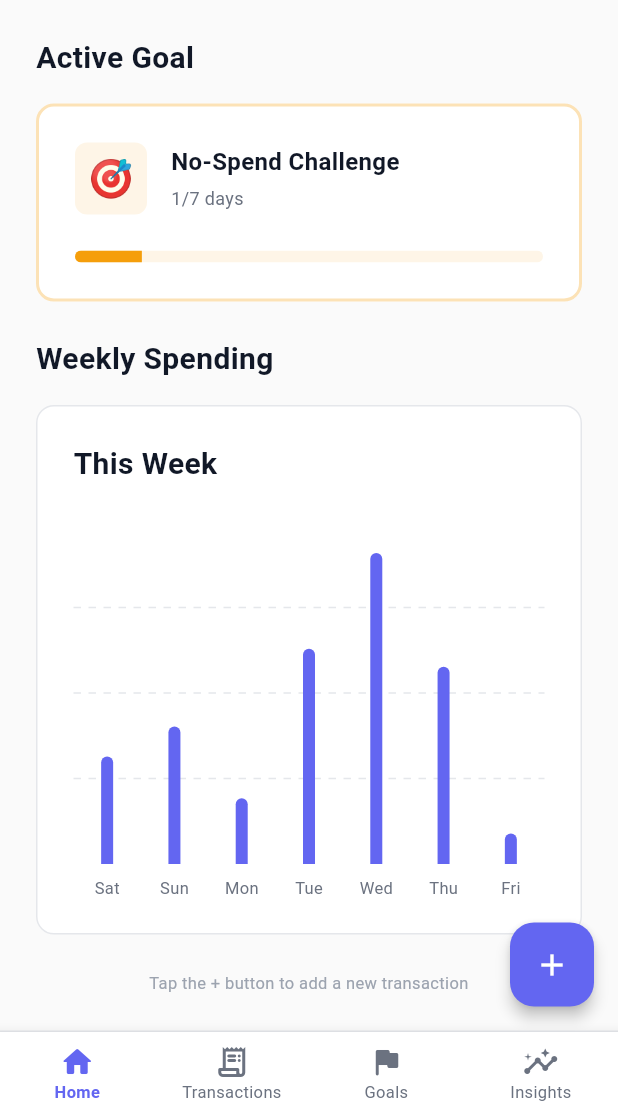
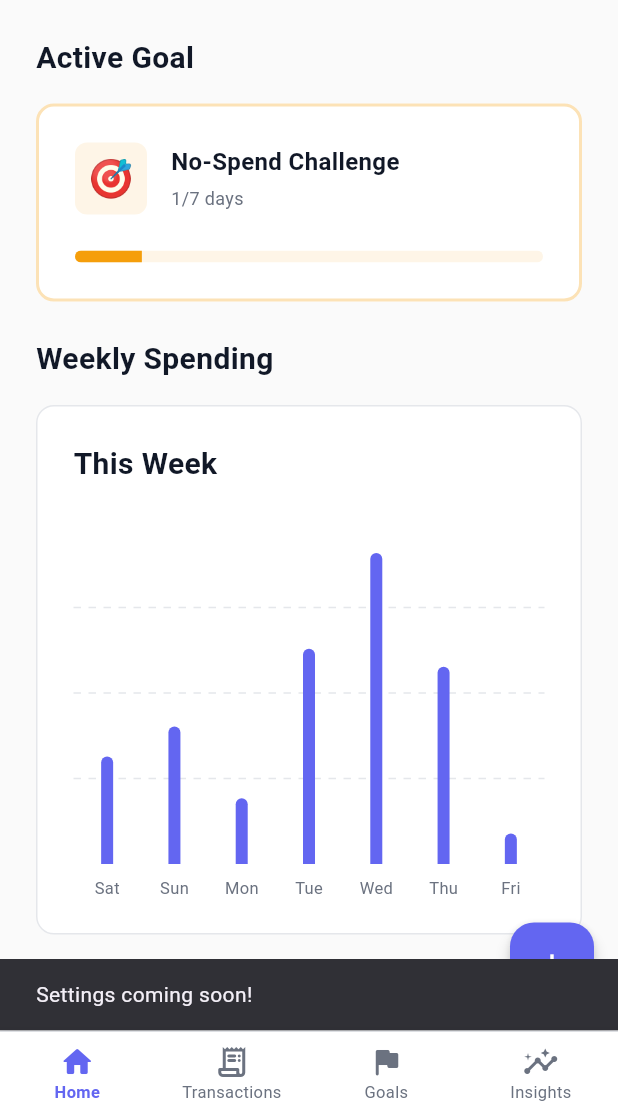
Before and after one commit to aarsh-hadap19/FlowFi, a Flutter app: the screen it shows after launch, scrolled down 346 dp, after a tap on the "settings" icon, on a phone screen of 412 x 824 dp, the part 120-1236 px from its top. Run offline on Flutter 3.47's test engine with Material 3 defaults, Android fonts, the phone set to English and light mode, and no system bars; drawn by our look-alikes of fl_chart; our stand-ins replace flutter_riverpod, hive, hive_flutter; accounts and stored records are empty.

Commit message:
Fix transaction and goal updates, add goal delete, change currency to rupee
- Updated providers to work reactively with transaction and goal streams
- Fixed stream implementations to emit initial values on load
- Added delete button to goal cards
- Changed transaction list to use real-time stream instead of cached data
- Switched currency symbol from $ to ₹ across all screens
- Fixed goals not showing on initial page load

```diff
--- a/lib/providers.dart
+++ b/lib/providers.dart
@@ -2,7 +2,7 @@ import 'package:flutter_riverpod/flutter_riverpod.dart';
 import 'package:flowfi/models/models.dart';
 import 'package:flowfi/services/services.dart';
 
-// Service providers
+// Service providers - cached as app-lifetime singletons
 final transactionServiceProvider = Provider((ref) {
   return TransactionService();
 });
@@ -39,62 +39,75 @@ final allGoalsProvider = StreamProvider((ref) {
 });
 
 final activeGoalsProvider = FutureProvider((ref) async {
+  final _ = ref.watch(allGoalsProvider);
   final goalService = ref.watch(goalServiceProvider);
   return goalService.getActiveGoals();
 });
 
 final primaryNoSpendGoalProvider = FutureProvider((ref) async {
+  final _ = ref.watch(allGoalsProvider);
   final goalService = ref.watch(goalServiceProvider);
   return goalService.getPrimaryNoSpendGoal();
 });
 
-// Analytics providers
+// Analytics providers - watch transaction stream to ensure reactivity
 final currentBalanceProvider = FutureProvider((ref) async {
+  // Watch allTransactionsProvider to trigger recalculation when transactions change
+  final _ = ref.watch(allTransactionsProvider);
   final analyticsService = ref.watch(analyticsServiceProvider);
   return analyticsService.calculateBalance();
 });
 
 final totalIncomeProvider = FutureProvider((ref) async {
+  final _ = ref.watch(allTransactionsProvider);
   final analyticsService = ref.watch(analyticsServiceProvider);
   return analyticsService.calculateTotalIncome();
 });
 
 final totalExpensesProvider = FutureProvider((ref) async {
+  final _ = ref.watch(allTransactionsProvider);
   final analyticsService = ref.watch(analyticsServiceProvider);
   return analyticsService.calculateTotalExpenses();
 });
 
 final highestSpendingCategoryProvider = FutureProvider((ref) async {
+  final _ = ref.watch(allTransactionsProvider);
   final analyticsService = ref.watch(analyticsServiceProvider);
   return analyticsService.getHighestSpendingCategory();
 });
 
 final spendingByCategoryProvider = FutureProvider((ref) async {
+  final _ = ref.watch(allTransactionsProvider);
   final analyticsService = ref.watch(analyticsServiceProvider);
   return analyticsService.getSpendingByCategory();
 });
 
 final weeklySpendingTrendProvider = FutureProvider((ref) async {
+  final _ = ref.watch(allTransactionsProvider);
   final analyticsService = ref.watch(analyticsServiceProvider);
   return analyticsService.getWeeklySpendingTrend();
 });
 
 final weekLabelsProvider = FutureProvider((ref) async {
+  final _ = ref.watch(allTransactionsProvider);
   final analyticsService = ref.watch(analyticsServiceProvider);
   return analyticsService.getWeekLabels();
 });
 
 final weeklyComparisonProvider = FutureProvider((ref) async {
+  final _ = ref.watch(allTransactionsProvider);
   final analyticsService = ref.watch(analyticsServiceProvider);
   return analyticsService.compareWeeklySpending();
 });
 
 final smartInsightProvider = FutureProvider((ref) async {
+  final _ = ref.watch(allTransactionsProvider);
   final analyticsService = ref.watch(analyticsServiceProvider);
   return analyticsService.getSmartInsight();
 });
 
 final savingProgressProvider = FutureProvider((ref) async {
+  final _ = ref.watch(allTransactionsProvider);
   final analyticsService = ref.watch(analyticsServiceProvider);
   return analyticsService.getSavingProgress();
 });
--- a/lib/screens/home_screen.dart
+++ b/lib/screens/home_screen.dart
@@ -30,7 +30,12 @@ class HomeScreen extends ConsumerWidget {
             child: Center(
               child: GestureDetector(
                 onTap: () {
-                  // Settings or profile action
+                  ScaffoldMessenger.of(context).showSnackBar(
+                    const SnackBar(
+                      content: Text('Settings coming soon!'),
+                      duration: Duration(seconds: 2),
+                    ),
+                  );
                 },
                 child: Icon(Icons.settings_rounded, color: AppColors.primary),
               ),
--- a/lib/screens/transactions_screen.dart
+++ b/lib/screens/transactions_screen.dart
@@ -57,7 +57,7 @@ class _TransactionsScreenState extends ConsumerState<TransactionsScreen> {
 
   @override
   Widget build(BuildContext context) {
-    final allTransactions = ref.watch(sortedTransactionsProvider);
+    final allTransactions = ref.watch(allTransactionsProvider);
     final transactionService = ref.read(transactionServiceProvider);
 
     return Scaffold(
--- a/lib/services/dummy_data_service.dart
+++ b/lib/services/dummy_data_service.dart
@@ -9,17 +9,23 @@ class DummyDataService {
   DummyDataService(this.transactionService, this.goalService);
 
   Future<void> initializeDummyData() async {
-    // Check if data already exists
+    // Check if data already exists (both transactions and goals)
     final existingTransactions = transactionService.getAllTransactions();
-    if (existingTransactions.isNotEmpty) {
+    final existingGoals = goalService.getAllGoals();
+
+    if (existingTransactions.isNotEmpty && existingGoals.isNotEmpty) {
       return; // Data already initialized
     }
 
-    // Create dummy transactions
-    await _createDummyTransactions();
+    // Create dummy transactions only if they don't exist
+    if (existingTransactions.isEmpty) {
+      await _createDummyTransactions();
+    }
 
-    // Create dummy goal
-    await _createDummyGoal();
+    // Create dummy goal only if goals don't exist
+    if (existingGoals.isEmpty) {
+      await _createDummyGoal();
+    }
   }
 
   Future<void> _createDummyTransactions() async {
--- a/lib/services/goal_service.dart
+++ b/lib/services/goal_service.dart
@@ -25,8 +25,14 @@ class GoalService {
   }
 
   // Get goals as a stream
-  Stream<List<Goal>> watchGoals() {
-    return _goalsBox.watch().map((_) => getAllGoals());
+  Stream<List<Goal>> watchGoals() async* {
+    // Emit current state first
+    yield getAllGoals();
+
+    // Then listen for changes
+    await for (final _ in _goalsBox.watch()) {
+      yield getAllGoals();
+    }
   }
 
   // Get goal by ID
--- a/lib/services/transaction_service.dart
+++ b/lib/services/transaction_service.dart
@@ -20,8 +20,14 @@ class TransactionService {
   }
 
   // Get transactions as a stream
-  Stream<List<Transaction>> watchTransactions() {
-    return _transactionsBox.watch().map((_) => getAllTransactions());
+  Stream<List<Transaction>> watchTransactions() async* {
+    // Emit current state first
+    yield getAllTransactions();
+
+    // Then listen for changes
+    await for (final _ in _transactionsBox.watch()) {
+      yield getAllTransactions();
+    }
   }
 
   // Get transaction by ID
--- a/lib/utils/formatters.dart
+++ b/lib/utils/formatters.dart
@@ -54,16 +54,16 @@ class DateFormatter {
 
 class CurrencyFormatter {
   static String formatAmount(double amount) {
-    return '\$${amount.toStringAsFixed(2)}';
+    return '₹${amount.toStringAsFixed(2)}';
   }
 
   static String formatAmountCompact(double amount) {
     if (amount >= 1000000) {
-      return '\$${(amount / 1000000).toStringAsFixed(1)}M';
+      return '₹${(amount / 1000000).toStringAsFixed(1)}M';
     } else if (amount >= 1000) {
-      return '\$${(amount / 1000).toStringAsFixed(1)}K';
+      return '₹${(amount / 1000).toStringAsFixed(1)}K';
     } else {
-      return '\$${amount.toStringAsFixed(2)}';
+      return '₹${amount.toStringAsFixed(2)}';
     }
   }
 
--- a/lib/widgets/cards/goal_card.dart
+++ b/lib/widgets/cards/goal_card.dart
@@ -90,6 +90,18 @@ class GoalCard extends StatelessWidget {
                       style: AppTypography.caption.copyWith(color: Colors.white),
                     ),
                   ),
+                if (onDelete != null)
+                  Padding(
+                    padding: const EdgeInsets.only(left: AppSpacing.md),
+                    child: GestureDetector(
+                      onTap: onDelete,
+                      child: Icon(
+                        Icons.close_rounded,
+                        color: AppColors.error,
+                        size: 24,
+                      ),
+                    ),
+                  ),
               ],
             ),
             const SizedBox(height: AppSpacing.lg),
--- a/lib/widgets/charts/category_pie_chart.dart
+++ b/lib/widgets/charts/category_pie_chart.dart
@@ -115,7 +115,7 @@ class _CategoryPieChartState extends State<CategoryPieChart> {
                         style: AppTypography.caption,
                       ),
                       Text(
-                        '\$${entry.value.toStringAsFixed(2)}',
+                        '₹${entry.value.toStringAsFixed(2)}',
                         style: AppTypography.body2.copyWith(fontWeight: FontWeight.w600),
                       ),
                     ],
--- a/lib/widgets/charts/weekly_chart.dart
+++ b/lib/widgets/charts/weekly_chart.dart
@@ -33,7 +33,7 @@ class WeeklyChart extends StatelessWidget {
               tooltipMargin: 8,
               getTooltipItem: (group, groupIndex, rod, rodIndex) {
                 return BarTooltipItem(
-                  '\$${rod.toY.toStringAsFixed(2)}',
+                  '₹${rod.toY.toStringAsFixed(2)}',
                   const TextStyle(
                     color: Colors.white,
                     fontWeight: FontWeight.bold,
--- a/lib/widgets/inputs/amount_input.dart
+++ b/lib/widgets/inputs/amount_input.dart
@@ -54,7 +54,7 @@ class _AmountInputState extends State<AmountInput> {
           decoration: InputDecoration(
             hintText: widget.hint,
             hintStyle: AppTypography.body1.copyWith(color: AppColors.textTertiary),
-            prefixText: '\$ ',
+            prefixText: '₹ ',
             prefixStyle: AppTypography.body1,
             filled: true,
             fillColor: _focusNode.hasFocus ? AppColors.primaryLight : AppColors.surfaceVariant,
```
Also changed, not shown: 1 other file.
